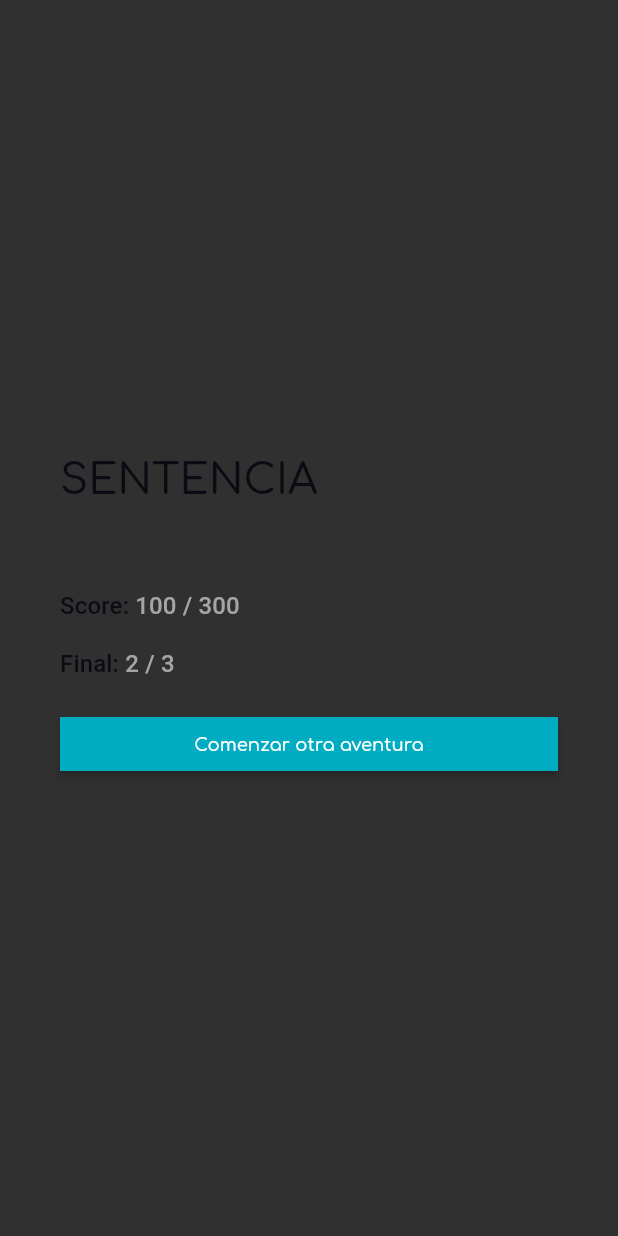
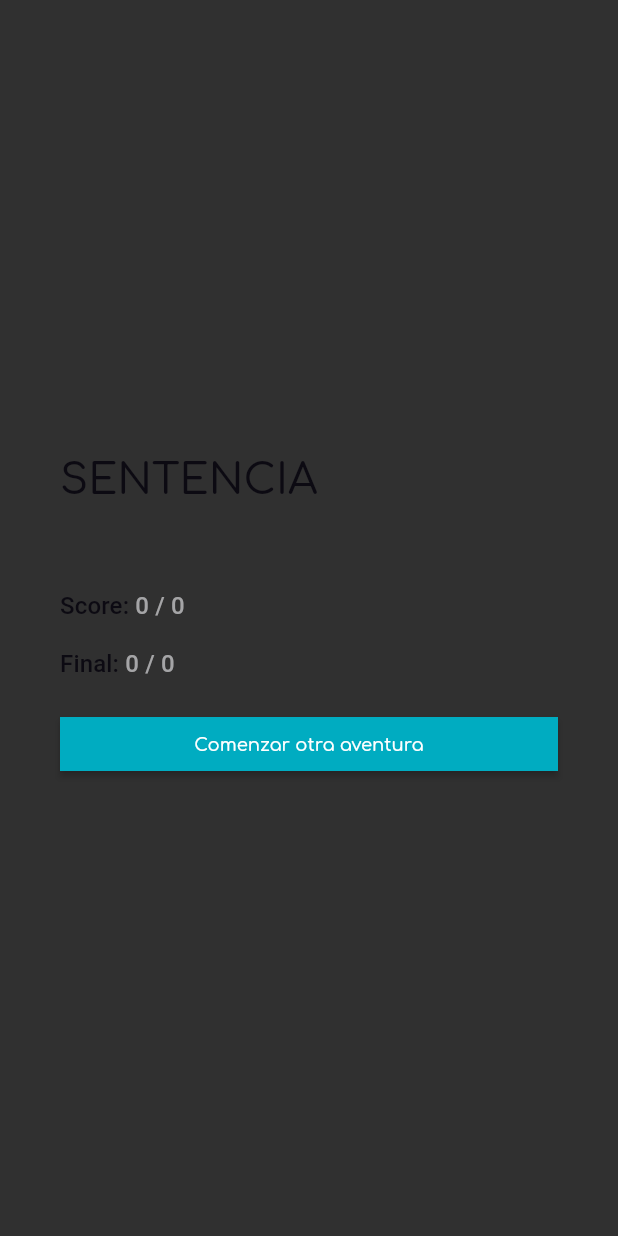
Before and after one commit to jahurtadod/TEMIS, a Flutter app: the ScreenJudgment screen opened directly with empty values, on a phone screen of 412 x 824 dp. Run offline on Flutter 3.47's test engine with Material 2 defaults, Android fonts, the phone set to English and light mode, and no system bars; our stand-ins replace cloud_firestore, firebase_auth, flutter_spinkit, google_fonts, sliding_up_panel; missing offline and left inert: generic_bloc_provider; accounts and stored records are empty.

Commit message:
Modify judgment system

```diff
--- a/lib/User/model/case.dart
+++ b/lib/User/model/case.dart
@@ -71,6 +71,7 @@ class Event {
   String role;
   String text;
   String type;
+  int numberEnding;
   List<Sequence> sequence;
 
   Event({
@@ -79,6 +80,7 @@ class Event {
     this.text,
     this.type,
     this.sequence,
+    this.numberEnding,
   });
 
   factory Event.fromMap(Map<String, dynamic> json) => Event(
--- a/lib/User/model/game.dart
+++ b/lib/User/model/game.dart
@@ -5,13 +5,14 @@ class Game {
   final String id;
   final bool active;
   final String nameCase;
-  final int points;
+  int points;
   CaseModel caseGame;
   final DateTime lastMessageDate;
   final String lastMessage;
   final String colorCase;
   final String role;
   final String idCase;
+  Event judgment;
   //User userOwner;
 
   Game({
@@ -26,5 +27,6 @@ class Game {
     this.role,
     this.idCase,
     this.id,
+    this.judgment,
   });
 }
--- a/lib/User/repository/database_firestore.dart
+++ b/lib/User/repository/database_firestore.dart
@@ -138,6 +138,7 @@ class DatabaseService {
         role: doc.data['role'],
         text: doc.data['text'],
         type: doc.data['type'],
+        numberEnding: doc.data['numberEnding'],
         sequence: List.from(doc.data['sequence'].map((doc) {
           return Sequence(
             next: doc['next'],
--- a/lib/User/ui/screens/judgment.dart
+++ b/lib/User/ui/screens/judgment.dart
@@ -1,5 +1,6 @@
 import 'package:flutter/material.dart';
 import 'package:temis/User/model/case.dart';
+import 'package:temis/User/model/game.dart';
 
 class ScreenJudgment extends StatefulWidget {
   @override
@@ -9,7 +10,7 @@ class ScreenJudgment extends StatefulWidget {
 class _ScreenJudgmentState extends State<ScreenJudgment> {
   @override
   Widget build(BuildContext context) {
-    Event event = ModalRoute.of(context).settings.arguments;
+    Game game = ModalRoute.of(context).settings.arguments;
     return SafeArea(
       child: Scaffold(
         body: Center(
@@ -39,7 +40,7 @@ class _ScreenJudgmentState extends State<ScreenJudgment> {
                     height: 20,
                   ),
                   Text(
-                    event.text,
+                    game.judgment.text,
                     style: Theme.of(context).textTheme.subtitle,
                   ),
                   SizedBox(
@@ -56,7 +57,7 @@ class _ScreenJudgmentState extends State<ScreenJudgment> {
                                   Theme.of(context).colorScheme.primaryVariant),
                         ),
                         TextSpan(
-                          text: "100 / 300",
+                          text: "${game.points} / ${game.caseGame.route.pointsMax}",
                         )
                       ],
                     ),
@@ -75,7 +76,7 @@ class _ScreenJudgmentState extends State<ScreenJudgment> {
                                   Theme.of(context).colorScheme.primaryVariant),
                         ),
                         TextSpan(
-                          text: "2 / 3",
+                          text: "${game.judgment.numberEnding} / ${game.caseGame.route.numberPossibleEndings}",
                         )
                       ],
                     ),
--- a/lib/User/ui/screens/sign_in.dart
+++ b/lib/User/ui/screens/sign_in.dart
@@ -78,7 +78,7 @@ class _SignInState extends State<SignIn> {
                         // validate that the name is not null
                         if (_formKey.currentState.validate()) {
                           setState(() => loading = true);
-                          Future.delayed(Duration(seconds: 5), () async {
+                          // Future.delayed(Duration(seconds: 5), () async {
                           dynamic result = await _auth.signInAnon(
                               User(uid: null, name: _controller.text));
                           if (result == null) {
@@ -87,7 +87,7 @@ class _SignInState extends State<SignIn> {
                           } else {
                             print("Sign In ${result.uid}");
                           }
-                          });
+                          // });
                         }
                       },
                       child: Text("Comenzar"),
```
Also changed, not shown: lib/User/ui/screens/chat._case.dart (+8 -3 lines). Lines whose indentation alone changed are shown as unchanged.
